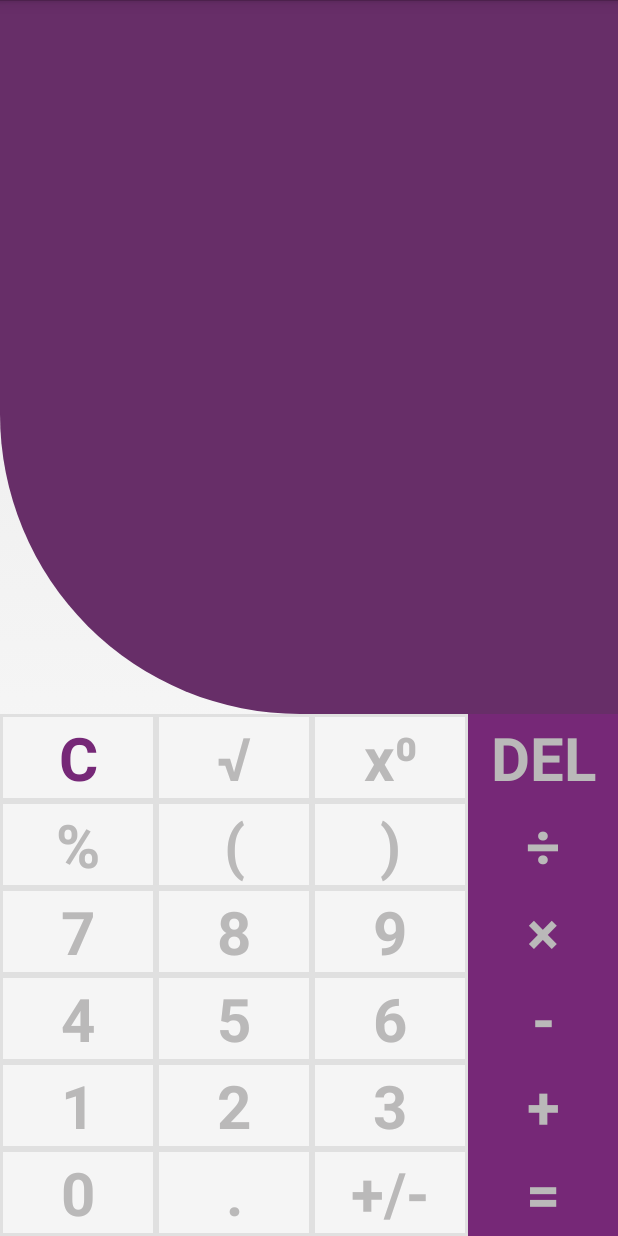
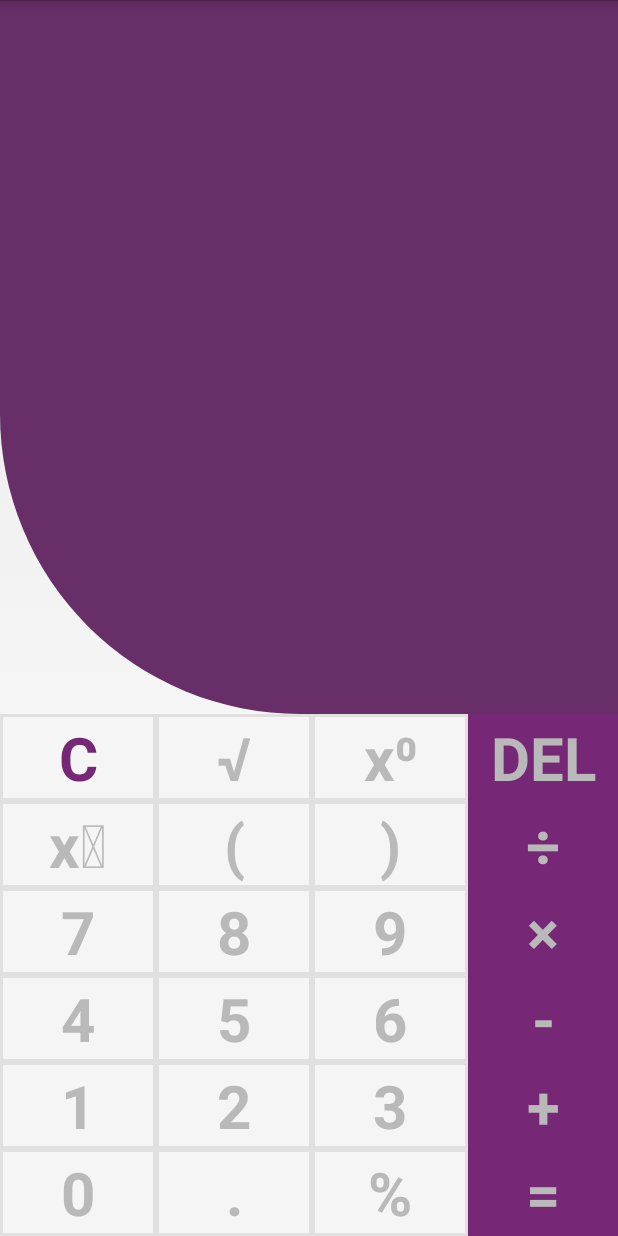
Before and after one commit to krzshipon/CalculatorAllBase, an Android app: the screen it shows after launch (Calculator_MainActivity), on a phone screen of 412 x 824 dp. Run offline under Robolectric (Android 15) with nearby library versions, the phone set to English and light mode, and no system bars; 2 statements that could not run were skipped.

Commit message:
basic func all are working

```diff
--- a/app/src/main/res/layout/activity_calculator__main.xml
+++ b/app/src/main/res/layout/activity_calculator__main.xml
@@ -116,14 +116,14 @@
             android:orientation="horizontal">
 
             <TextView
-                android:id="@+id/tVmod"
+                android:id="@+id/tVsqr"
                 android:layout_width="0dp"
                 android:layout_height="match_parent"
                 android:layout_margin="@dimen/buttonMargin"
                 android:layout_weight="1"
                 android:background="@color/buttonBG"
                 android:gravity="center"
-                android:text="@string/mod"
+                android:text="@string/sqr"
                 android:textColor="@color/butoonText"
                 android:textSize="@dimen/buttonTextSize"
                 android:textStyle="bold" />
@@ -374,14 +374,14 @@
                 android:textStyle="bold" />
 
             <TextView
-                android:id="@+id/tVpm"
+                android:id="@+id/tVmod"
                 android:layout_width="0dp"
                 android:layout_height="match_parent"
                 android:layout_margin="@dimen/buttonMargin"
                 android:layout_weight="1"
                 android:background="@color/buttonBG"
                 android:gravity="center"
-                android:text="@string/pm"
+                android:text="@string/mod"
                 android:textColor="@color/butoonText"
                 android:textSize="@dimen/buttonTextSize"
                 android:textStyle="bold" />
--- a/app/src/main/res/values/strings.xml
+++ b/app/src/main/res/values/strings.xml
@@ -22,7 +22,7 @@
     <string name="del">DEL</string>
     <string name="clear">C</string>
     <string name="equal">=</string>
-    <string name="pm">+/-</string>
+    <string name="sqr">x\u2073"</string>
     <string name="mod">%</string>
     <string name="bracket_opn">(</string>
     <string name="bracket_cls">)</string>
```
Also changed, not shown: app/src/main/java/com/cyclicsoft/calculatorallbase/Calculator_MainActivity.java (+78 -2 lines).
